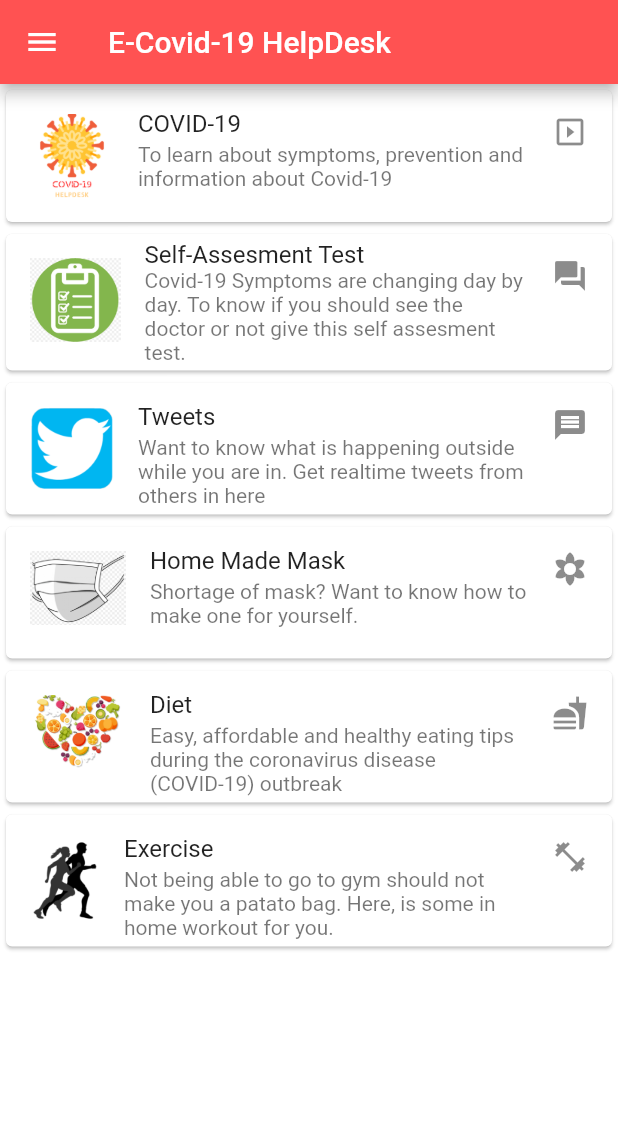
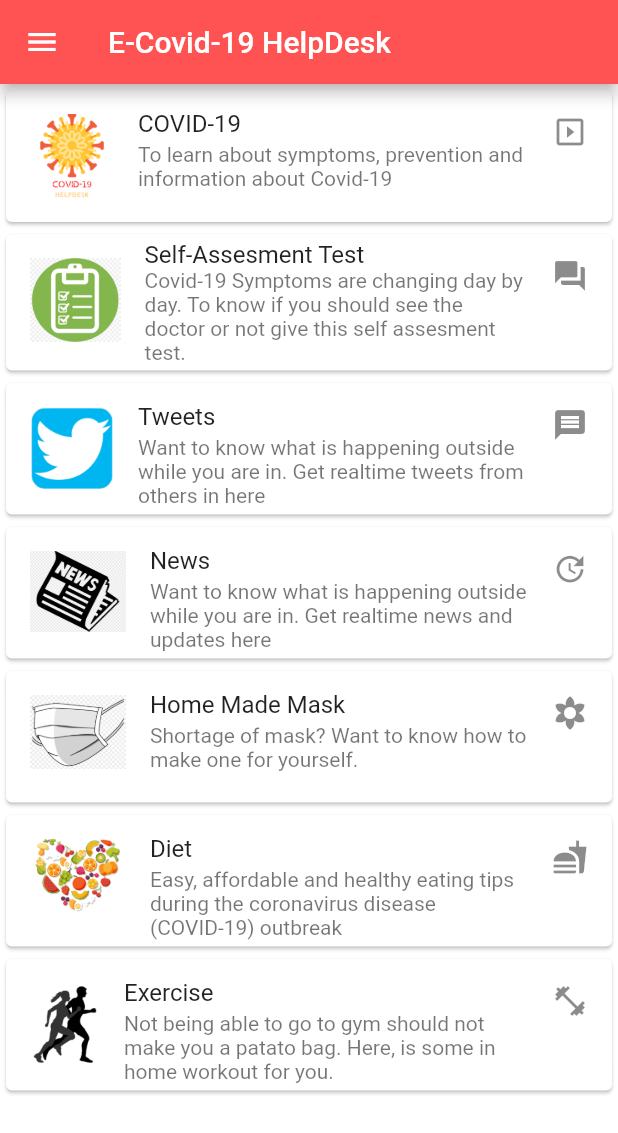
Before and after one commit to princepriyank/e-covid-19-helpdesk, a Flutter app: the screen it shows after launch, on a phone screen of 412 x 824 dp. Shown: the top 1133 px of the screen. Run offline on Flutter 3.47's test engine with Material 2 defaults, Android fonts, the phone set to English and light mode, and no system bars; our stand-ins replace splashscreen, webview_flutter.

Commit message:
version 2.0 with news added

```diff
--- a/ecovid19/lib/maincards.dart
+++ b/ecovid19/lib/maincards.dart
@@ -6,7 +6,7 @@ import 'package:ecovid19/Diet.dart';
 import 'mask.dart';
 import 'gym.dart';
 import 'tweet.dart';
-
+import 'NewsPortal.dart';
 class maincards extends StatelessWidget {
   @override
   Widget build(BuildContext context) {
@@ -84,6 +84,31 @@ class maincards extends StatelessWidget {
                 Navigator.push(
                   context,
                   MaterialPageRoute(builder: (context) => tweet()),
+                );
+              },
+            ),
+          ),
+          Card(
+            child: ListTile(
+              leading:  ConstrainedBox(
+                constraints: BoxConstraints(
+                  minWidth: 44,
+                  minHeight: 44,
+                  maxWidth: 64,
+                  maxHeight: 64,
+                ),
+                child: Image.asset("images/news.png", fit: BoxFit.cover),
+              ),
+              title: Text('News'),
+              subtitle: Text(
+                  'Want to know what is happening outside while you are in. Get realtime news and updates here'
+              ),
+              trailing: Icon(Icons.update),
+              isThreeLine: true,
+              onTap: () {
+                Navigator.push(
+                  context,
+                  MaterialPageRoute(builder: (context) => news()),
                 );
               },
             ),
```
Also changed, not shown: ecovid19/lib/NewsPortal.dart (added, +31 -0 lines).
